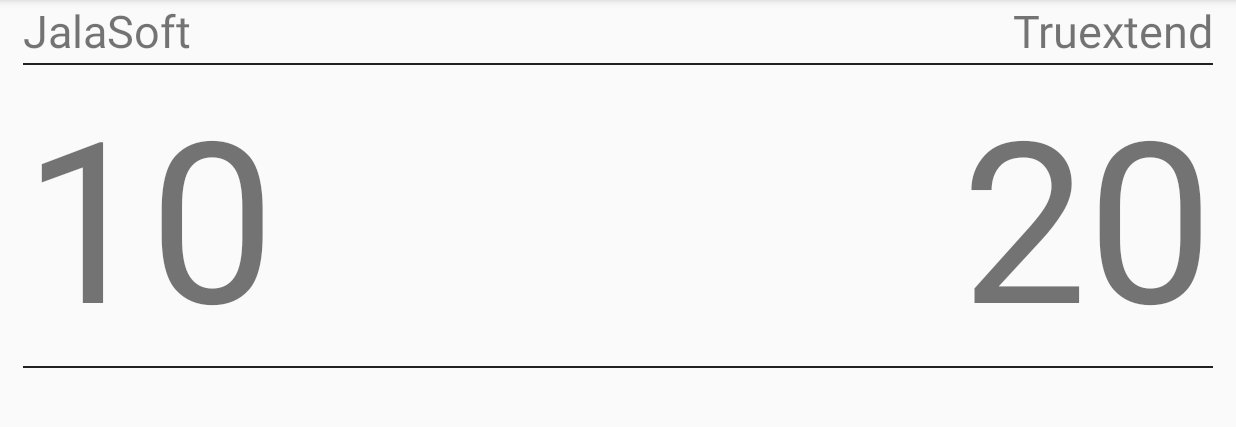
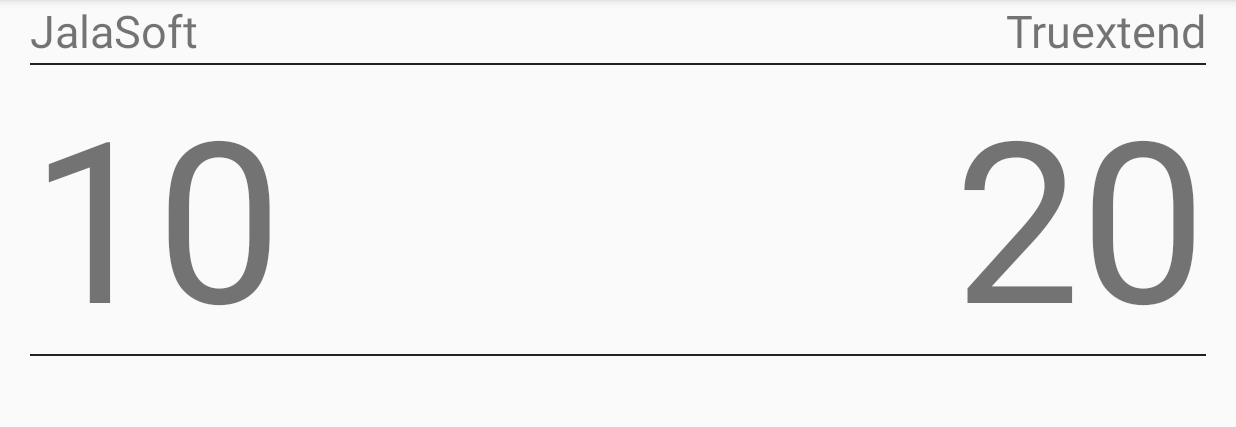
Before and after one commit to xjkwak/wallyapp, an Android app: the ScoreboardActivity screen opened directly, with no data from a screen before it, on a phone screen of 824 x 412 dp (held sideways), the part 72-499 px from its top. Run offline under Robolectric (Android 15) with nearby library versions, the phone set to English and light mode, and no system bars; our stand-ins replace Firebase (no records; nobody signed in at launch, a user with empty details on screens opened directly); network calls fail; 3 statements that could not run were skipped.

Commit message:
Resize scoreboard

```diff
--- a/app/src/main/res/layout/activity_scoreboard.xml
+++ b/app/src/main/res/layout/activity_scoreboard.xml
@@ -5,8 +5,8 @@
     android:layout_width="match_parent"
     android:layout_height="match_parent"
     android:orientation="vertical"
-    android:layout_marginLeft="15sp"
-    android:layout_marginRight="15sp"
+    android:layout_marginLeft="20sp"
+    android:layout_marginRight="20sp"
     tools:context="siliconwally.net.wallyapp.ScoreboardActivity">
 
     <LinearLayout
@@ -23,7 +23,8 @@
             android:layout_height="wrap_content"
             android:layout_weight="40.0"
             android:text="JalaSoft"
-            android:textSize="30sp"/>
+            android:textSize="30sp"
+            tools:layout_editor_absoluteX="184dp" />
 
         <TextView
             android:id="@+id/nameB"
@@ -53,19 +54,21 @@
         <TextView
             android:id="@+id/setScoreA"
             android:layout_width="match_parent"
-            android:layout_height="wrap_content"
-            android:layout_weight="40.0"
+            android:layout_height="191dp"
+            android:layout_weight="35.0"
             android:text="10"
-            android:textSize="150sp"/>
+            android:textSize="150sp"
+            tools:layout_editor_absoluteX="184dp" />
 
         <TextView
             android:id="@+id/setScoreB"
             android:layout_width="match_parent"
-            android:layout_height="wrap_content"
-            android:layout_weight="40.0"
+            android:layout_height="match_parent"
+            android:layout_weight="35.0"
             android:text="20"
+            android:textAlignment="textEnd"
             android:textSize="150sp"
-            android:textAlignment="textEnd" />
+            tools:layout_editor_absoluteX="276dp" />
 
     </LinearLayout>
     <View
@@ -82,10 +85,13 @@
         android:layout_alignParentRight="true"
         android:orientation="vertical">
 
-        <LinearLayout
+        <TableLayout
+            android:layout_width="match_parent"
+            android:layout_height="wrap_content">
+            <TableRow
                 android:id="@+id/llDetailA"
-            android:layout_width="wrap_content"
-            android:layout_height="wrap_content"
+                android:layout_width="match_parent"
+                android:layout_height="match_parent"
                 android:orientation="horizontal">
 
                 <!--<TextView
@@ -103,13 +109,13 @@
                     android:layout_weight="70.0"
                     android:text="10, 15, 20"
                     android:textSize="20sp"/>-->
-        </LinearLayout>
+            </TableRow>
 
 
-        <LinearLayout
+            <TableRow
                 android:id="@+id/llDetailB"
-            android:layout_width="wrap_content"
-            android:layout_height="wrap_content"
+                android:layout_width="match_parent"
+                android:layout_height="match_parent"
                 android:orientation="horizontal">
                 <!--<TextView
                     android:id="@+id/detailedScoreB"
@@ -126,7 +132,9 @@
                     android:layout_weight="70.0"
                     android:text="10, 15, 20"
                     android:textSize="20sp"/>-->
-        </LinearLayout>
+            </TableRow>
+
+        </TableLayout>
 
     </LinearLayout>
 
```
Also changed, not shown: app/src/main/java/siliconwally/net/wallyapp/ScoreboardActivity.java (+22 -20 lines). Lines whose indentation alone changed are shown as unchanged.
